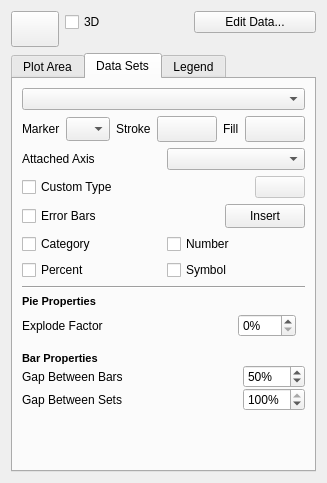
Above: plugins/chartshape/ChartConfigWidget.ui from KDE/krita before the change. Below: the same form after it.
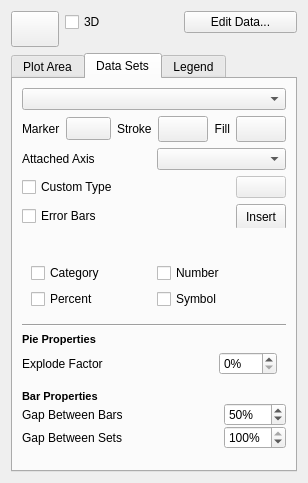
That is the form after the change. Icons and pictures are not drawn. Custom widgets are drawn as their Qt base class.

Commit message: add UI and implementation for editing marker type for dataset

Diff of the .ui file:
```diff
--- a/plugins/chartshape/ChartConfigWidget.ui
+++ b/plugins/chartshape/ChartConfigWidget.ui
@@ -440,18 +440,21 @@
           </widget>
          </item>
          <item>
-          <widget class="QComboBox" name="datasetMarker">
-           <property name="maximumSize">
+          <widget class="QToolButton" name="datasetMarkerMenu">
+           <property name="minimumSize">
             <size>
-             <width>44</width>
-             <height>24</height>
+             <width>45</width>
+             <height>0</height>
             </size>
            </property>
-           <property name="iconSize">
-            <size>
-             <width>16</width>
-             <height>16</height>
-            </size>
+           <property name="text">
+            <string/>
+           </property>
+           <property name="popupMode">
+            <enum>QToolButton::InstantPopup</enum>
+           </property>
+           <property name="toolButtonStyle">
+            <enum>Qt::ToolButtonTextUnderIcon</enum>
            </property>
           </widget>
          </item>
@@ -472,13 +475,13 @@
            </property>
            <property name="minimumSize">
             <size>
-             <width>60</width>
+             <width>50</width>
              <height>26</height>
             </size>
            </property>
            <property name="maximumSize">
             <size>
-             <width>64</width>
+             <width>50</width>
              <height>26</height>
             </size>
            </property>
@@ -501,6 +504,9 @@
            <property name="text">
             <string>Fill</string>
            </property>
+           <property name="alignment">
+            <set>Qt::AlignRight|Qt::AlignTrailing|Qt::AlignVCenter</set>
+           </property>
           </widget>
          </item>
          <item>
@@ -516,13 +522,13 @@
            </property>
            <property name="minimumSize">
             <size>
-             <width>60</width>
+             <width>50</width>
              <height>26</height>
             </size>
            </property>
            <property name="maximumSize">
             <size>
-             <width>64</width>
+             <width>50</width>
              <height>26</height>
             </size>
            </property>
@@ -530,38 +536,6 @@
          </item>
         </layout>
        </item>
-       <item row="9" column="0" colspan="2">
-        <layout class="QGridLayout" name="gridLayout_5">
-         <item row="0" column="0">
-          <widget class="QCheckBox" name="datasetShowCategory">
-           <property name="text">
-            <string>Category</string>
-           </property>
-          </widget>
-         </item>
-         <item row="1" column="1">
-          <widget class="QCheckBox" name="datasetShowSymbol">
-           <property name="text">
-            <string>Symbol</string>
-           </property>
-          </widget>
-         </item>
-         <item row="0" column="1">
-          <widget class="QCheckBox" name="dataSetShowNumber">
-           <property name="text">
-            <string>Number</string>
-           </property>
-          </widget>
-         </item>
-         <item row="1" column="0">
-          <widget class="QCheckBox" name="datasetShowPercent">
-           <property name="text">
-            <string>Percent</string>
-           </property>
-          </widget>
-         </item>
-        </layout>
-       </item>
        <item row="8" column="0" colspan="2">
         <widget class="QWidget" name="errorBarProperties" native="true">
          <property name="sizePolicy">
@@ -594,7 +568,7 @@
            </widget>
           </item>
           <item>
-           <widget class="QPushButton" name="formatErrorBar">
+           <widget class="QToolButton" name="formatErrorBar">
             <property name="sizePolicy">
              <sizepolicy hsizetype="Preferred" vsizetype="Fixed">
               <horstretch>0</horstretch>
@@ -604,7 +578,7 @@
             <property name="minimumSize">
              <size>
               <width>50</width>
-              <height>24</height>
+              <height>26</height>
              </size>
             </property>
             <property name="maximumSize">
@@ -621,6 +595,47 @@
          </layout>
         </widget>
        </item>
+       <item row="9" column="0" colspan="2">
+        <widget class="QWidget" name="widget" native="true">
+         <layout class="QGridLayout" name="gridLayout_5">
+          <item row="1" column="0">
+           <widget class="QCheckBox" name="datasetShowCategory">
+            <property name="text">
+             <string>Category</string>
+            </property>
+           </widget>
+          </item>
+          <item row="2" column="1">
+           <widget class="QCheckBox" name="datasetShowSymbol">
+            <property name="text">
+             <string>Symbol</string>
+            </property>
+           </widget>
+          </item>
+          <item row="1" column="1">
+           <widget class="QCheckBox" name="dataSetShowNumber">
+            <property name="text">
+             <string>Number</string>
+            </property>
+           </widget>
+          </item>
+          <item row="2" column="0">
+           <widget class="QCheckBox" name="datasetShowPercent">
+            <property name="text">
+             <string>Percent</string>
+            </property>
+           </widget>
+          </item>
+          <item row="0" column="0">
+           <widget class="QLabel" name="label_7">
+            <property name="text">
+             <string/>
+            </property>
+           </widget>
+          </item>
+         </layout>
+        </widget>
+       </item>
       </layout>
      </widget>
      <widget class="QWidget" name="tab_3">
```
Left out of the diff: 4 changed lines with no effect on the pictures. The commit also changes 12 other files.
